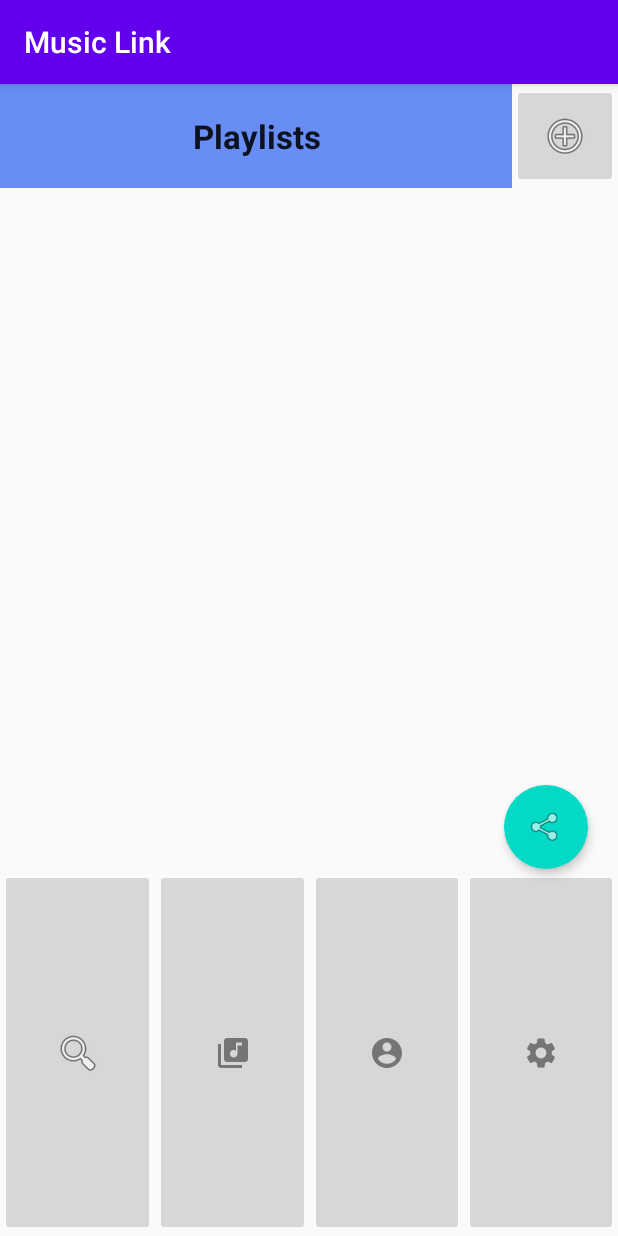
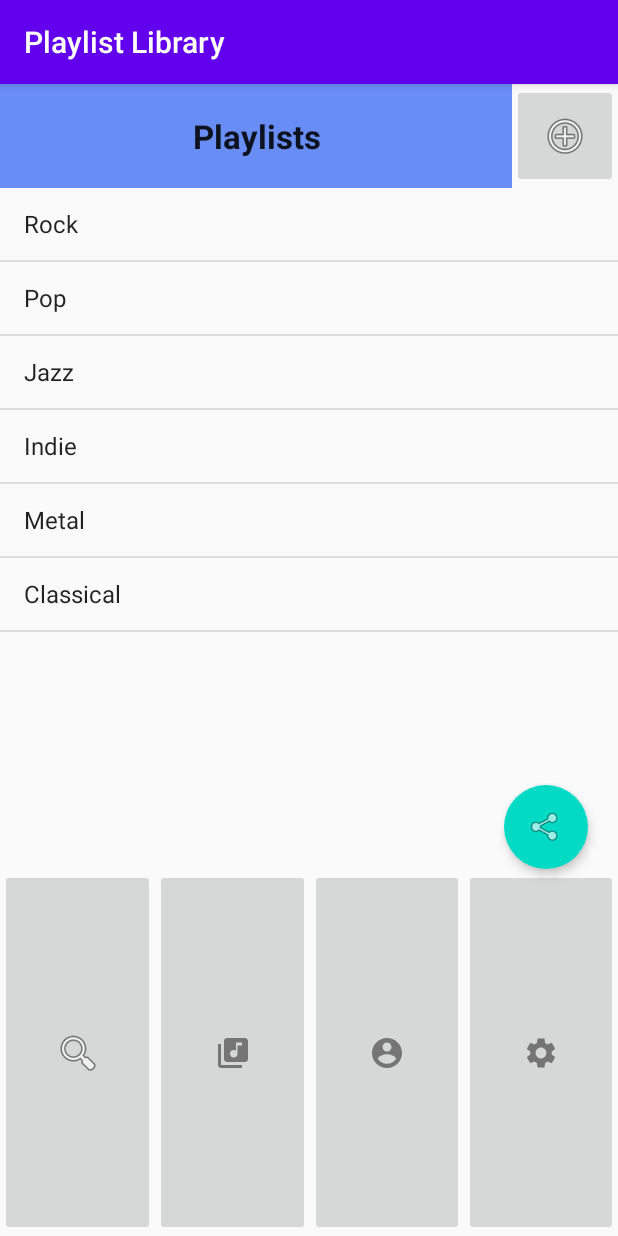
Before and after one commit to reediculous456/MusicLink, an Android app: the screen it shows after launch (MainActivity), on a phone screen of 412 x 824 dp. Run offline under Robolectric (Android 15) with nearby library versions, the phone set to English and light mode, and no system bars.

Commit message:
Mock data of playlists

```diff
--- a/app/src/main/java/edu/uc/reedws/musiclink/MainActivity.kt
+++ b/app/src/main/java/edu/uc/reedws/musiclink/MainActivity.kt
@@ -1,8 +1,10 @@
 package edu.uc.reedws.musiclink
 
 import android.content.Intent
+import android.os.Bundle
+import android.widget.ArrayAdapter
+import android.widget.ListView
 import androidx.appcompat.app.AppCompatActivity
-import android.os.Bundle
 import edu.uc.reedws.musiclink.ui.main.MainFragment
 import kotlinx.android.synthetic.main.main_activity.*
 
@@ -11,6 +13,24 @@ class MainActivity : AppCompatActivity() {
     override fun onCreate(savedInstanceState: Bundle?) {
         super.onCreate(savedInstanceState)
         setContentView(R.layout.main_activity)
+
+        title = "Playlist Library"
+        val arrayAdapter: ArrayAdapter<*>
+        val playLists = arrayOf(
+            "Rock",
+            "Pop",
+            "Jazz",
+            "Indie",
+            "Metal",
+            "Classical"
+        )
+        val listView = findViewById<ListView>(R.id.listOfPlayLists)
+        arrayAdapter = ArrayAdapter(
+            this,
+            android.R.layout.simple_list_item_1, playLists
+        )
+        listView.adapter = arrayAdapter
+
         if (savedInstanceState == null) {
             supportFragmentManager.beginTransaction()
                     .replace(R.id.mainScreen, MainFragment.newInstance())
```
